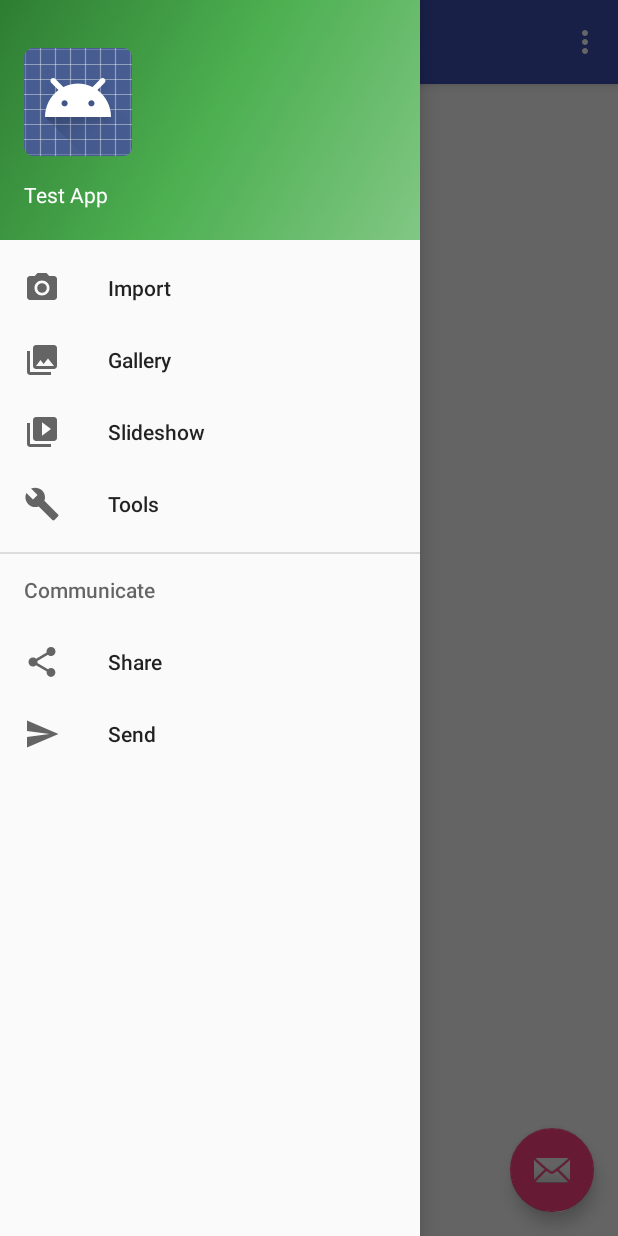
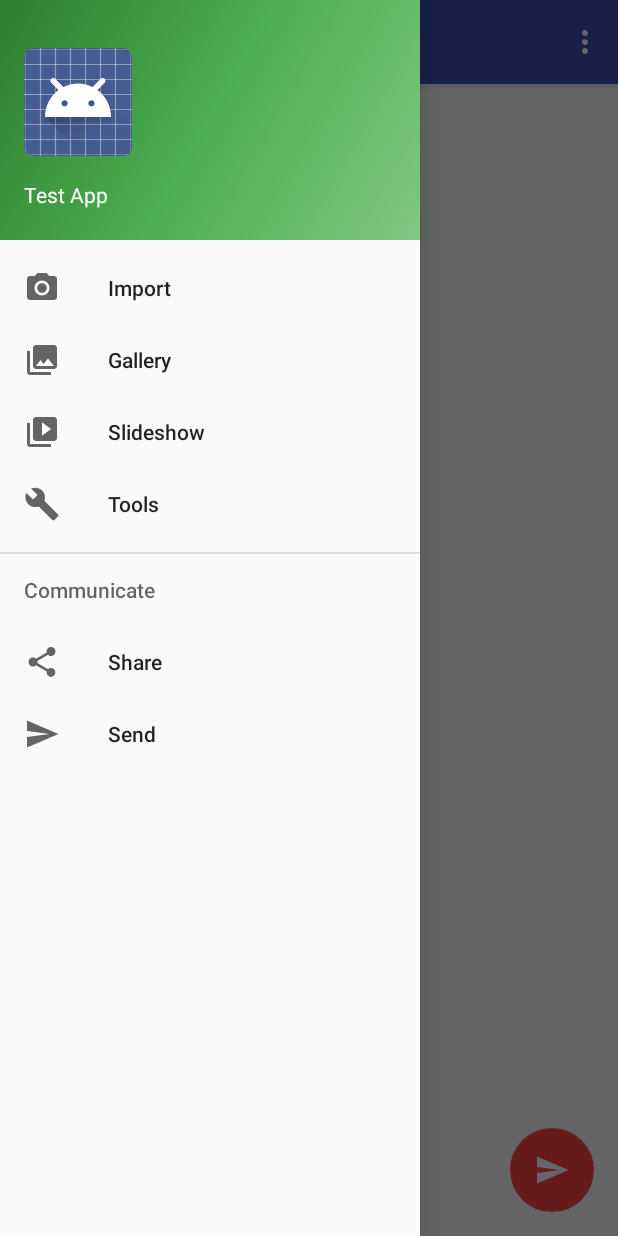
Before and after one commit to xflomo/app, an Android app: the NavAction screen opened directly, with no data from a screen before it, with the side drawer open, on a phone screen of 412 x 824 dp. Run offline under Robolectric (Android 15) with nearby library versions, the phone set to English and light mode, and no system bars.

Commit message:
edit layout

```diff
--- a/app/src/main/res/drawable-v21/ic_menu_send.xml
+++ b/app/src/main/res/drawable-v21/ic_menu_send.xml
@@ -4,6 +4,6 @@
     android:viewportHeight="24.0"
     android:viewportWidth="24.0">
     <path
-        android:fillColor="#FF000000"
+        android:fillColor="#ffffff"
         android:pathData="M2.01,21L23,12 2.01,3 2,10l15,2 -15,2z" />
 </vector>
--- a/app/src/main/res/layout/activity_chat.xml
+++ b/app/src/main/res/layout/activity_chat.xml
@@ -56,6 +56,8 @@
 
     </LinearLayout>
 
+    <include layout="@layout/content_chat" />
+
     <EditText
         android:layout_width="match_parent"
         android:layout_height="wrap_content"
@@ -64,6 +66,4 @@
         android:id="@+id/editText2"
         android:layout_weight="1" />
 
-    <include layout="@layout/content_chat" />
-
 </android.support.design.widget.CoordinatorLayout>
--- a/app/src/main/res/layout/app_bar_nav_action.xml
+++ b/app/src/main/res/layout/app_bar_nav_action.xml
@@ -7,20 +7,23 @@
     android:fitsSystemWindows="true"
     tools:context="de.fb_dev.app.eduardflo.NavAction">
 
-    <include layout="@layout/content_nav_action" />
-
     <android.support.design.widget.FloatingActionButton
         android:id="@+id/fab"
-        android:layout_width="wrap_content"
+        android:layout_width="match_parent"
         android:layout_height="wrap_content"
         android:layout_gravity="bottom|end"
         android:layout_margin="@dimen/fab_margin"
-        app:srcCompat="@android:drawable/ic_dialog_email" />
+        app:srcCompat="@drawable/ic_menu_send"
+        app:backgroundTint="@android:color/holo_red_light"
+        app:rippleColor="?android:attr/detailsElementBackground"
+        android:baselineAlignBottom="true"
+        app:elevation="0dp" />
 
     <android.support.design.widget.AppBarLayout
         android:layout_width="match_parent"
         android:layout_height="wrap_content"
-        android:theme="@style/AppTheme.AppBarOverlay">
+        android:theme="@style/AppTheme.AppBarOverlay"
+        app:backgroundTint="@color/colorPrimaryDark">
 
         <android.support.v7.widget.Toolbar
             android:id="@+id/toolbar"
@@ -31,4 +34,6 @@
 
     </android.support.design.widget.AppBarLayout>
 
+    <include layout="@layout/content_nav_action" />
+
 </android.support.design.widget.CoordinatorLayout>
--- a/app/src/main/res/layout/content_nav_action.xml
+++ b/app/src/main/res/layout/content_nav_action.xml
@@ -38,7 +38,8 @@
             android:id="@+id/sendMsgBox"
             android:layout_marginTop="15dp"
             android:paddingLeft="5dp"
-            android:layout_marginRight="15dp" />
+            android:layout_marginRight="15dp"
+            android:shadowColor="@android:color/background_dark" />
     </LinearLayout>
 
 </RelativeLayout>
--- a/app/src/main/res/values/colors.xml
+++ b/app/src/main/res/values/colors.xml
@@ -1,6 +1,6 @@
 <?xml version="1.0" encoding="utf-8"?>
 <resources>
     <color name="colorPrimary">#3F51B5</color>
-    <color name="colorPrimaryDark">#303F9F</color>
+    <color name="colorPrimaryDark">#303f9f</color>
     <color name="colorAccent">#FF4081</color>
 </resources>
```
